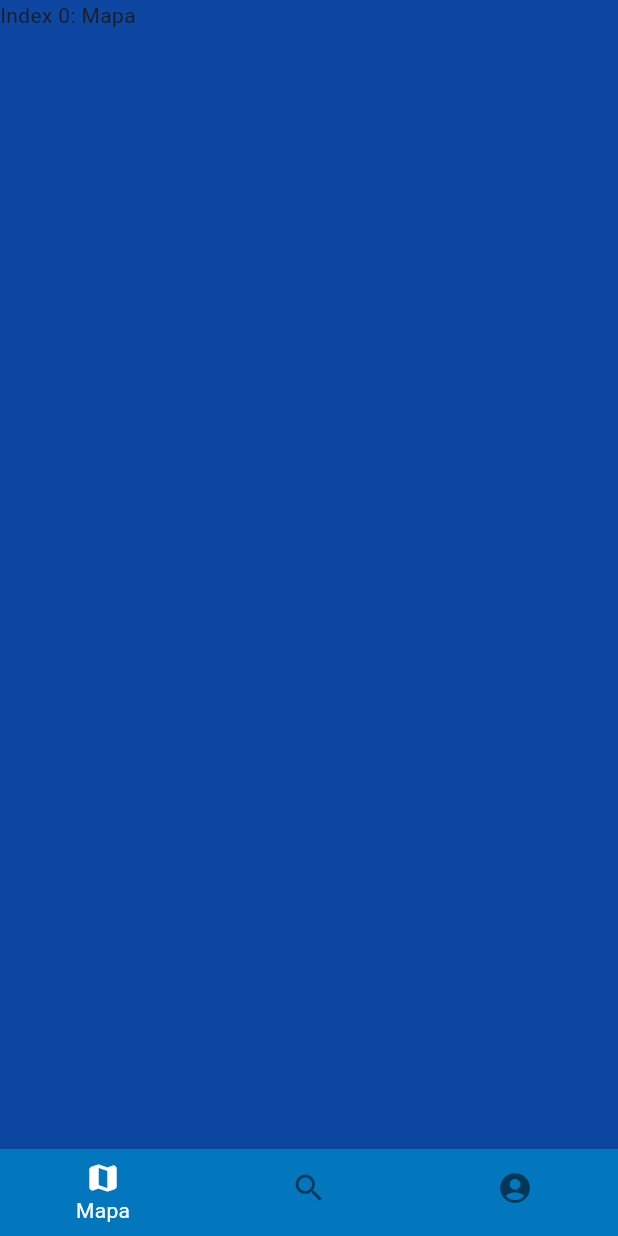
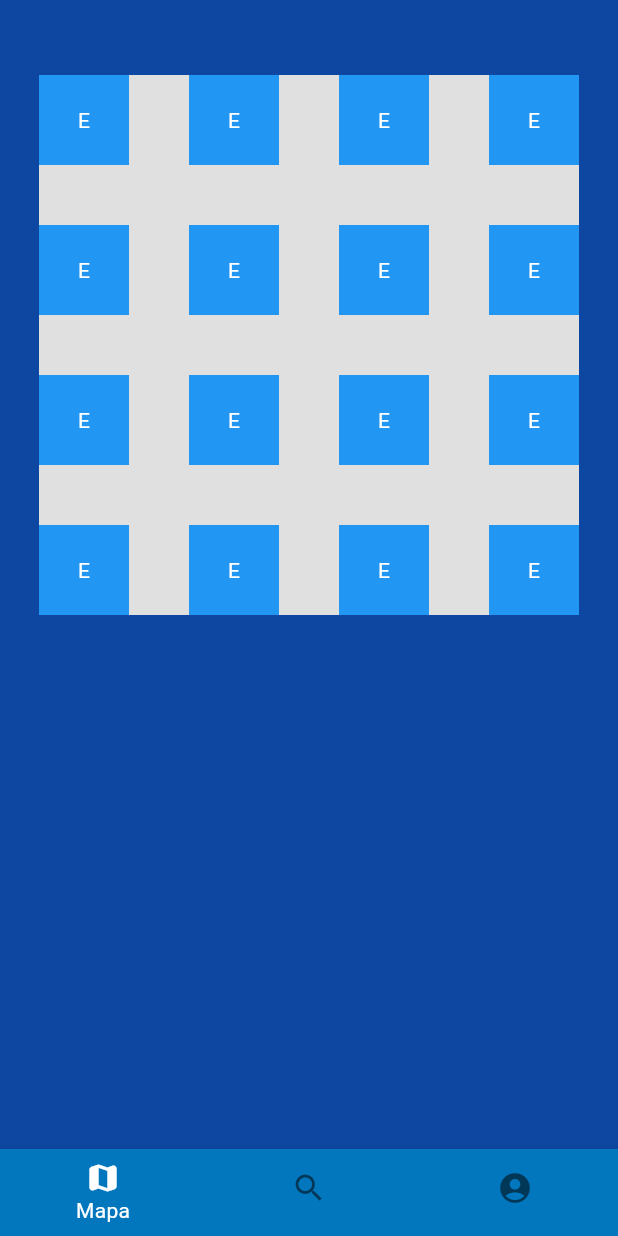
Before and after one commit to leocaloni/App_Localizacao_Eureka, a Flutter app: the screen it shows once a user with an empty profile is signed in, on a phone screen of 412 x 824 dp. Run offline on Flutter 3.47's test engine with Material 3 defaults, Android fonts, the light colour scheme and no system bars; our stand-ins replace cloud_firestore, csv, firebase_auth, firebase_core; accounts and stored records are empty; generated files the repository leaves out were written again.

Commit message:
layout do mapa

```diff
--- a/lib/descricao_trabalho_tela.dart
+++ b/lib/descricao_trabalho_tela.dart
@@ -5,12 +5,14 @@ class DescricaoTrabalhoTela extends StatefulWidget {
     // Adiciona as variáveis para armazenar o título e a descrição do trabalho
     final String tituloTrabalho;
     final String descricaoTrabalho;
+    final int numeroEstandeEncontrado;
 
     // Construtor que recebe o título e a descrição do trabalho como parâmetros
     const DescricaoTrabalhoTela({
       Key? key,
       required this.tituloTrabalho,
       required this.descricaoTrabalho,
+      required this.numeroEstandeEncontrado,
     }) : super(key: key);
 
     @override
@@ -72,19 +74,48 @@ class _DescricaoTrabalhoTelaState extends State<DescricaoTrabalhoTela> {
                 const SizedBox(height: 25,),
                 Padding(
                   padding: const EdgeInsets.all(16.0),
+                  child: Text("Número do Estande: ${widget.numeroEstandeEncontrado}",
+                  style: const TextStyle(
+                    fontSize: 16,
+                    color: Colors.white,
+                    fontFamily: 'Roboto Mono'
+                  ),),
+                ),
+
+                const SizedBox(height: 10,),
+                Padding(
+                  padding: const EdgeInsets.all(16.0),
                   child: Text(
                     widget.descricaoTrabalho,
                     style: const TextStyle(
                       fontSize: 16,
                       color: Colors.white,
-                    fontFamily: 'Roboto Mono'
+                      fontFamily: 'Roboto Mono',
                     ),
                   ),
                 ),
 
                 const SizedBox(height: 25,),
                 ElevatedButton(
-                onPressed: () { },
+                  onPressed: () {
+                    List<int>? coordenadasEstande;
+
+                    if (widget.tituloTrabalho == 'LOGÍSTICA PARA DEVOLUÇÃO DE PEÇAS DE VESTUÁRIO NA CIDADE DE SÃO PAULO') {
+                    coordenadasEstande = [0, 0];
+                    } else if (widget.tituloTrabalho == 'ESTUDO DE CASO PARA A LOCALIZAÇÃO DE NOVOS HUBS LOGÍSTICOS PARA A EMPRESA ALPHA') {
+                      coordenadasEstande = [0, 9];
+                    } else if (widget.tituloTrabalho == 'CARRO AUTONOMO - UTILIZANDO INTELIGÊNCIA ARTIFICIAL PARA MOBILIDADE EM CIRCUITO') {
+                      coordenadasEstande = [9, 0];
+                    } else if (widget.tituloTrabalho == 'MELHORIA DO PROCESSO DE PRODUÇÃO DE TAMPAS PLÁSTICAS POR INJEÇÃO COM A UTILIZAÇÃO DE MOLDE COM CÂMARA QUENTE NA EMPRESA BRAL-MAX') {
+                      coordenadasEstande = [9, 9];
+                    } else {
+                      coordenadasEstande = [5, 5];
+                    }
+
+
+
+
+                  },
                   style: ElevatedButton.styleFrom(
                     backgroundColor: Colors.indigo[900],
                     shape: RoundedRectangleBorder(borderRadius: BorderRadius.circular(5))
@@ -104,7 +135,6 @@ class _DescricaoTrabalhoTelaState extends State<DescricaoTrabalhoTela> {
                   child: const Text('Voltar', style: TextStyle(color: Colors.white, fontFamily: 'Roboto mono', fontWeight: FontWeight.bold),),
                 ),
 
-
               ],
             ),
           ),
--- /dev/null
+++ b/lib/mapa_tela.dart
@@ -0,0 +1,128 @@
+import 'package:flutter/material.dart';
+
+class MapaTela extends StatefulWidget {
+  @override
+  _MapaTelaState createState() => _MapaTelaState();
+}
+
+class _MapaTelaState extends State<MapaTela> {
+  @override
+  Widget build(BuildContext context) {
+    return Scaffold(
+      backgroundColor: Colors.blue[900],
+      body: SingleChildScrollView(
+        child: Center(
+          child: Column(
+            children: [
+              SizedBox(height: 50),
+              Container(
+                width: 360, // Largura total do grid
+                height: 360, // Altura total do grid
+                color: Colors.grey[300], // Cor de fundo do grid
+                child: Stack(
+                  children: [
+                    // Estandes na parede superior
+                    Positioned(
+                      left: 0,
+                      top: 0,
+                      child: _buildEstandeWidget(),
+                    ),
+                    Positioned(
+                      left: 100,
+                      top: 0,
+                      child: _buildEstandeWidget(),
+                    ),
+                     Positioned(
+                      left: 200,
+                      top: 0,
+                      child: _buildEstandeWidget(),
+                    ),
+                    Positioned(
+                      left: 300,
+                      top: 0,
+                      child: _buildEstandeWidget(),
+                    ),
+                    Positioned(
+                      left: 0,
+                      top: 100,
+                      child: _buildEstandeWidget(),
+                    ),
+                    Positioned(
+                      left: 100,
+                      top: 100,
+                      child: _buildEstandeWidget(),
+                    ),
+                    Positioned(
+                      left: 200,
+                      top: 100,
+                      child: _buildEstandeWidget(),
+                    ),
+                    Positioned(
+                      left: 300,
+                      top: 100,
+                      child: _buildEstandeWidget(),
+                    ),
+                    Positioned(
+                      left: 0,
+                      top: 200,
+                      child: _buildEstandeWidget(),
+                    ),
+                    Positioned(
+                      left: 100,
+                      top: 200,
+                      child: _buildEstandeWidget(),
+                    ),
+                    Positioned(
+                      left: 200,
+                      top: 200,
+                      child: _buildEstandeWidget(),
+                    ),
+                    Positioned(
+                      left: 300,
+                      top: 200,
+                      child: _buildEstandeWidget(),
+                    ),
+                    Positioned(
+                      left: 300,
+                      top: 300,
+                      child: _buildEstandeWidget(),
+                    ),
+                    Positioned(
+                      left: 200,
+                      top: 300,
+                      child: _buildEstandeWidget(),
+                    ),
+                    Positioned(
+                      left: 100,
+                      top: 300,
+                      child: _buildEstandeWidget(),
+                    ),
+                    Positioned(
+                      left: 0,
+                      top: 300,
+                      child: _buildEstandeWidget(),
+                    ),
+                  ],
+                ),
+              ),
+            ],
+          ),
+        ),
+      ),
+    );
+  }
+
+  Widget _buildEstandeWidget() {
+    return Container(
+      width: 60, // Largura do estande
+      height: 60, // Altura do estande
+      color: Colors.blue, // Cor do estande
+      child: const Center(
+        child: Text(
+          'E', // Texto representando o estande
+          style: TextStyle(color: Colors.white),
+        ),
+      ),
+    );
+  }
+}
--- a/lib/tela_busca.dart
+++ b/lib/tela_busca.dart
@@ -16,6 +16,7 @@ class _TelaBuscaState extends State<TelaBusca> {
   bool trabalhoEncontrado = false;
   String tituloTrabalhoEncontrado = '';
   String descricaoTrabalhoEncontrada = '';
+  int numeroEstandeEncontrado = 0;
   List<String> sugestoesBusca = [];
 
   Future<void> _buscarSugestoes(String termoDeBusca) async {
@@ -78,6 +79,7 @@ class _TelaBuscaState extends State<TelaBusca> {
         Map<String, dynamic> dadosTrabalho = doc.data() as Map<String, dynamic>;
         tituloTrabalhoEncontrado = dadosTrabalho['tituloTrabalho'];
         descricaoTrabalhoEncontrada = dadosTrabalho['descricaoTrabalho'];
+         numeroEstandeEncontrado = dadosTrabalho['numeroEstande'];
         trabalhoEncontrado = true;
       });
     } else {
@@ -229,6 +231,7 @@ class _TelaBuscaState extends State<TelaBusca> {
                         builder: (context) => DescricaoTrabalhoTela(
                           tituloTrabalho: tituloTrabalhoEncontrado,
                           descricaoTrabalho: descricaoTrabalhoEncontrada,
+                          numeroEstandeEncontrado: numeroEstandeEncontrado,
                         ),
                       ),
                     );
--- a/lib/tela_inicio.dart
+++ b/lib/tela_inicio.dart
@@ -1,7 +1,8 @@
+import 'package:flutter/material.dart';
+import 'package:app_eureka/mapa_tela.dart';
 import 'package:app_eureka/services/autenticacao_servico.dart';
 import 'package:app_eureka/tela_busca.dart';
 import 'package:app_eureka/tela_perfil.dart';
-import 'package:flutter/material.dart';
 
 class TelaInicio extends StatefulWidget {
   @override
@@ -9,35 +10,32 @@ class TelaInicio extends StatefulWidget {
 }
 
 class _TelaInicioState extends State<TelaInicio> {
+  int itemSelecionado = 0;
 
-  int itemSelecionado= 0;
-
-  static  final List<Widget> _widgetOptions = <Widget>[
-    const Text(
-      'Index 0: Mapa'
-    ),
-    TelaBusca(),
-    TelaPerfil(),
-  ];
-
-  final AutenticacaoServico _autenticacaoServico =
-      AutenticacaoServico();
+  final AutenticacaoServico _autenticacaoServico = AutenticacaoServico();
 
   @override
   Widget build(BuildContext context) {
+    List<Widget> _widgetOptions = <Widget>[
+      MapaTela(),
+      TelaBusca(),
+      TelaPerfil(),
+    ];
+
     return Scaffold(
       backgroundColor: Colors.blue[900],
       body: _widgetOptions.elementAt(itemSelecionado),
-      bottomNavigationBar: BottomNavigationBar(currentIndex: itemSelecionado,
-      backgroundColor: Colors.lightBlue[800],
-      selectedItemColor: Colors.white,
-      showUnselectedLabels: false,
+      bottomNavigationBar: BottomNavigationBar(
+        currentIndex: itemSelecionado,
+        backgroundColor: Colors.lightBlue[800],
+        selectedItemColor: Colors.white,
+        showUnselectedLabels: false,
         items: const [
           BottomNavigationBarItem(icon: Icon(Icons.map_rounded), label: "Mapa"),
           BottomNavigationBarItem(icon: Icon(Icons.search), label: "Buscar trabalho"),
           BottomNavigationBarItem(icon: Icon(Icons.account_circle_rounded), label: "Perfil"),
         ],
-        onTap: (valor){
+        onTap: (valor) {
           setState(() {
             itemSelecionado = valor;
           });
--- a/pubspec.yaml
+++ b/pubspec.yaml
@@ -41,6 +41,7 @@ dependencies:
   firebase_auth: ^4.19.5
   cloud_firestore: ^4.17.4
   csv: ^6.0.0
+  flutter_svg: ^2.0.10
 
 dev_dependencies:
   flutter_test:
```
Also changed, not shown: pubspec.lock. Lines whose indentation alone changed are shown as unchanged.
